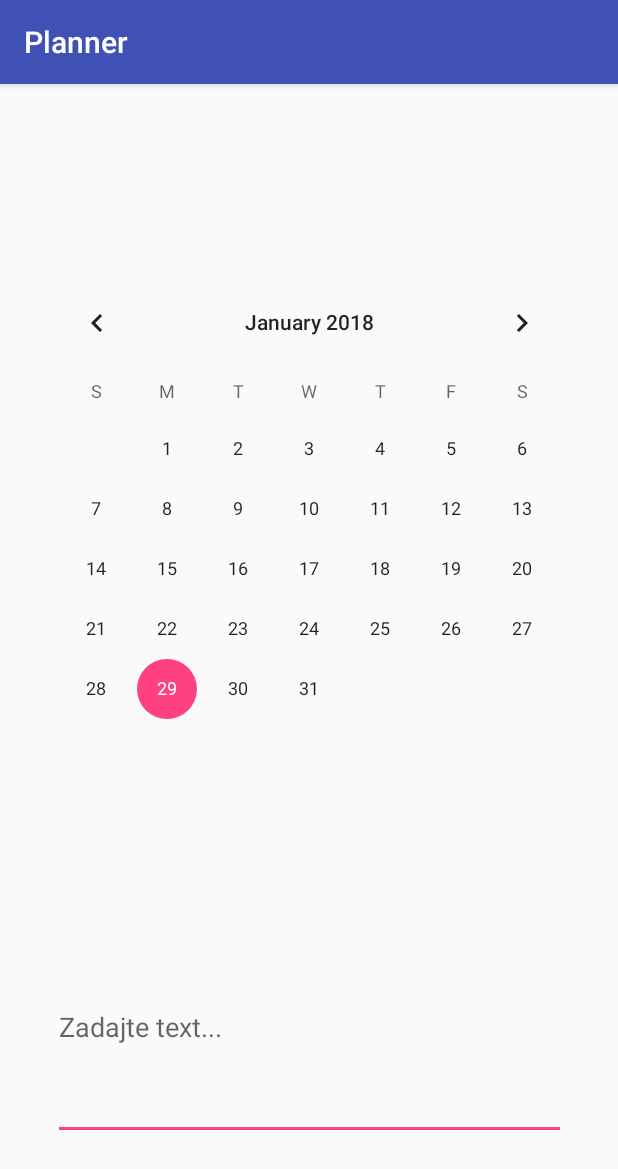
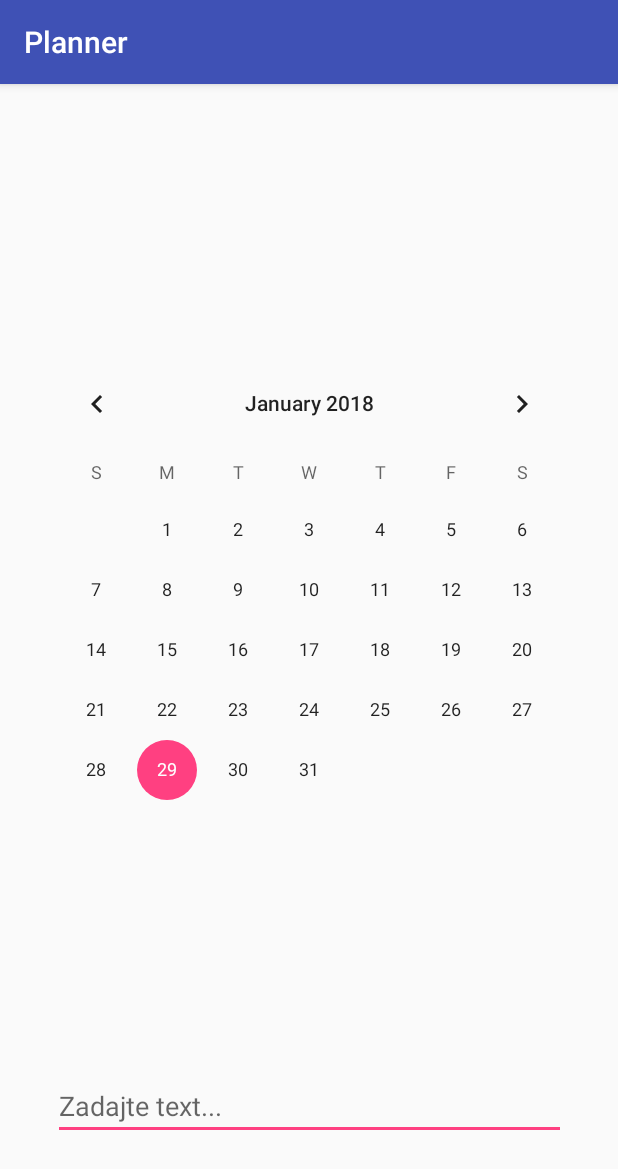
Before and after one commit to PetoStr/Planner, an Android app: the screen it shows after launch (MainActivity), on a phone screen of 412 x 824 dp. Shown: the top 1169 px of the screen. Run offline under Robolectric (Android 15) with nearby library versions, the phone set to English and light mode, and no system bars.

Commit message:
fixed gui

```diff
--- a/app/src/main/java/com/z/planner/MainActivity.java
+++ b/app/src/main/java/com/z/planner/MainActivity.java
@@ -1,12 +1,20 @@
 package com.z.planner;
 
+import android.database.sqlite.SQLiteDatabase;
+import android.database.sqlite.SQLiteOpenHelper;
+import android.graphics.Rect;
 import android.support.v7.app.AppCompatActivity;
 import android.os.Bundle;
+import android.text.Editable;
 import android.view.View;
+import android.view.ViewTreeObserver;
 import android.widget.CalendarView;
 import android.widget.EditText;
+import android.widget.Toast;
 
-public class MainActivity extends AppCompatActivity implements View.OnFocusChangeListener {
+import java.text.SimpleDateFormat;
+
+public class MainActivity extends AppCompatActivity {
 
     private EditText editText;
     private CalendarView calendarView;
@@ -19,31 +27,36 @@ public class MainActivity extends AppCompatActivity implements View.OnFocusChang
         editText = (EditText) findViewById(R.id.text_1);
         calendarView = (CalendarView) findViewById(R.id.calendarView);
 
-        editText.setOnFocusChangeListener(this);
+        editText.getViewTreeObserver().addOnGlobalLayoutListener(
+                new ViewTreeObserver.OnGlobalLayoutListener() {
+
+            @Override
+            public void onGlobalLayout() {
+                Rect rect = new Rect();
+                editText.getWindowVisibleDisplayFrame(rect);
+
+                int keypadHeight = editText.getRootView().getHeight() - rect.bottom;
+
+                if (keypadHeight > 0) { /* keyboard is opened */
+                    calendarView.setVisibility(View.GONE);
+                    editText.setTop(5);
+
+                } else { /* keyboard is closed */
+                    calendarView.setVisibility(View.VISIBLE);
+                    storeCalendarData(calendarView.getDate(), editText.getText());
+                }
+
+            }
+        });
     }
 
-    @Override
-    public void onBackPressed() {
-        if (editText.isFocused()) {
-            editText.clearFocus();
-            calendarView.setVisibility(View.VISIBLE);
-            System.out.println("Test");
-        }
-        super.onBackPressed();
-    }
+    public void storeCalendarData(long time, Editable text) {
+        String date = new SimpleDateFormat("dd/MM/yyyy").format(time);
 
-    public void onFocusChange(View view, boolean hasFocus) {
-        if (hasFocus) {
-            calendarView.setVisibility(View.GONE);
-            calendarView.setVisibility(View.VISIBLE);
-        } else {
-            calendarView.setVisibility(View.VISIBLE);
-        }
+        Toast.makeText(this, "date: " + date, Toast.LENGTH_LONG).show();
     }
 
     public void onClick(View view) {
-        /*CalendarView calendar = (CalendarView) findViewById(R.id.calendarView);
-        EditText editText = (EditText) view;
-        calendar.setVisibility(View.GONE);*/
+
     }
 }
--- a/app/src/main/res/layout/activity_main.xml
+++ b/app/src/main/res/layout/activity_main.xml
@@ -9,7 +9,7 @@
     <CalendarView
         android:id="@+id/calendarView"
         android:layout_width="371dp"
-        android:layout_height="305dp"
+        android:layout_height="304dp"
         android:layout_marginBottom="8dp"
         android:layout_marginEnd="8dp"
         android:layout_marginStart="8dp"
@@ -24,14 +24,14 @@
     <EditText
         android:id="@+id/text_1"
         android:layout_width="342dp"
-        android:layout_height="150dp"
+        android:layout_height="wrap_content"
         android:layout_marginBottom="64dp"
         android:layout_marginEnd="8dp"
         android:layout_marginStart="8dp"
+        android:inputType="textMultiLine"
         android:ems="10"
         android:windowSoftInputMode="adjustResize"
         android:hint="Zadajte text..."
-        android:inputType="text|textCapWords|textCapSentences|textAutoCorrect|textMultiLine|textEmailAddress|textShortMessage|textLongMessage|textPersonName|phone|datetime|date|time"
         app:layout_constraintBottom_toBottomOf="parent"
         app:layout_constraintEnd_toEndOf="parent"
         app:layout_constraintStart_toStartOf="parent" />
```
Also changed, not shown: app/src/main/java/com/z/planner/PlannerDatabase.java (added, +18 -0 lines).
